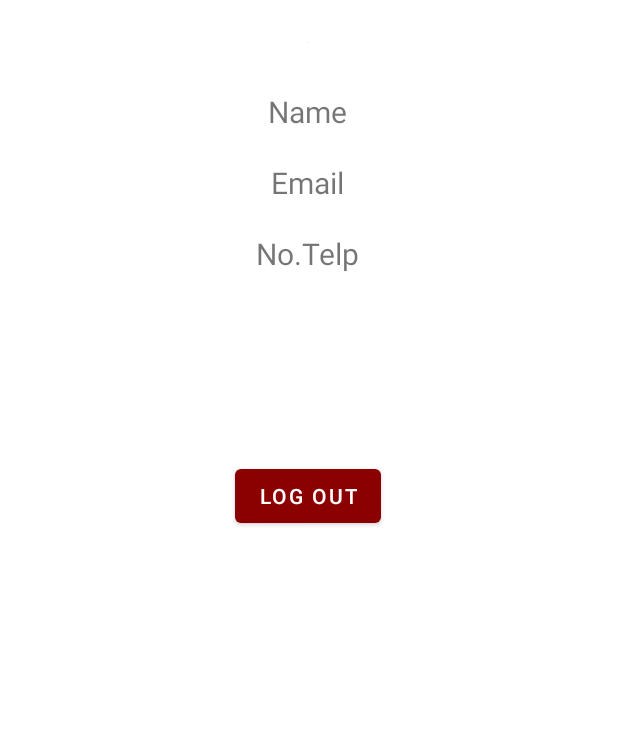
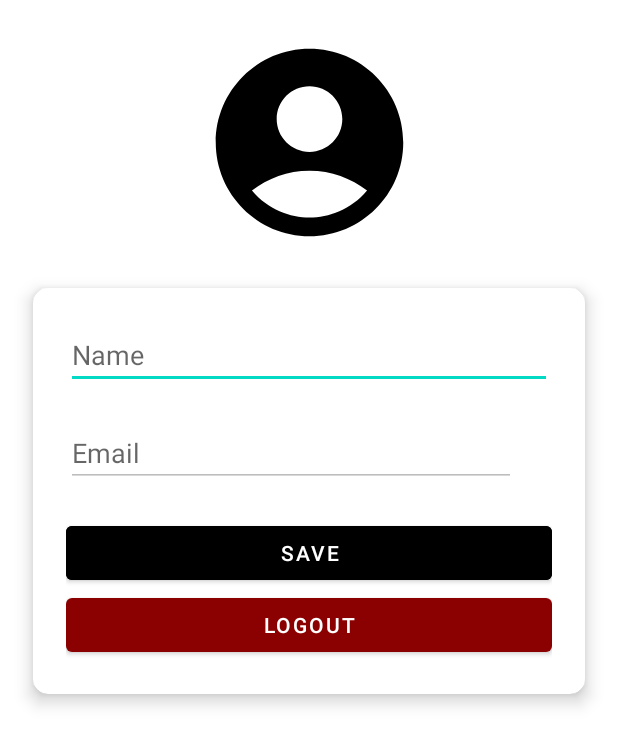
Before and after one commit to farizaiz/MYFOGO, an Android app: the layout fragment_profile.xml on its own in the app's theme, with its tools: preview values and no code run, on a phone screen of 412 x 824 dp. Shown: the top 745 px of the screen. Run offline under Robolectric (Android 15) with nearby library versions, the light colour scheme and no system bars.

Commit message:
Update ProfileFragment.kt & fragment_profile.xml

```diff
--- a/app/build.gradle
+++ b/app/build.gradle
@@ -52,6 +52,7 @@ dependencies {
     implementation platform('com.google.firebase:firebase-bom:30.1.0')
     implementation 'com.google.firebase:firebase-analytics-ktx'
     implementation 'com.google.firebase:firebase-auth-ktx:21.0.5'
+    implementation 'com.google.firebase:firebase-storage-ktx:20.0.1'
     testImplementation 'junit:junit:4.13.2'
     androidTestImplementation 'androidx.test.ext:junit:1.1.3'
     androidTestImplementation 'androidx.test.espresso:espresso-core:3.4.0'
@@ -95,6 +96,8 @@ dependencies {
     androidTestImplementation "androidx.arch.core:core-testing:2.1.0"
     androidTestImplementation "org.jetbrains.kotlinx:kotlinx-coroutines-test:1.5.2"
 
+    implementation 'com.squareup.picasso:picasso:2.71828'
+
     implementation 'de.hdodenhof:circleimageview:3.1.0'
 
 }
--- a/app/src/main/AndroidManifest.xml
+++ b/app/src/main/AndroidManifest.xml
@@ -19,7 +19,7 @@
 
         <meta-data
             android:name="com.google.android.geo.API_KEY"
-            android:value="AIzaSyCzKj0eiSJ5c5PXGpGLsz0k_XiBIZ9LS6U" />
+            android:value="API_KEY" />
 
         <activity
             android:name=".ui.map.MapsActivity"
--- a/app/src/main/res/layout/fragment_profile.xml
+++ b/app/src/main/res/layout/fragment_profile.xml
@@ -6,75 +6,89 @@
     android:layout_height="match_parent"
     tools:context=".ui.profile.ProfileFragment">
 
-    <TextView
-        android:id="@+id/text_profile"
-        android:layout_width="match_parent"
-        android:layout_height="wrap_content"
-        android:layout_marginStart="8dp"
-        android:layout_marginTop="8dp"
-        android:layout_marginEnd="8dp"
-        android:textAlignment="center"
-        android:textSize="20sp"
-        app:layout_constraintBottom_toBottomOf="parent"
+    <de.hdodenhof.circleimageview.CircleImageView
+        android:id="@+id/img_profile"
+        android:layout_width="150dp"
+        android:layout_height="150dp"
+        android:layout_marginTop="20dp"
+        android:src="@drawable/ic_baseline_account_circle_24"
         app:layout_constraintEnd_toEndOf="parent"
         app:layout_constraintStart_toStartOf="parent"
         app:layout_constraintTop_toTopOf="parent" />
 
-    <de.hdodenhof.circleimageview.CircleImageView
-        android:id="@+id/imageView2"
+    <androidx.cardview.widget.CardView
+        android:id="@+id/cdv_save"
+        android:layout_width="match_parent"
+        android:layout_height="wrap_content"
+        android:layout_margin="22dp"
+        app:cardCornerRadius="10dp"
+        app:cardElevation="7dp"
+        app:layout_constraintLeft_toLeftOf="parent"
+        app:layout_constraintRight_toRightOf="parent"
+        app:layout_constraintTop_toBottomOf="@id/img_profile">
+
+        <LinearLayout
+            android:layout_width="match_parent"
+            android:layout_height="wrap_content"
+            android:orientation="vertical"
+            android:padding="22dp">
+
+            <EditText
+                android:id="@+id/edt_name"
+                android:layout_width="match_parent"
+                android:layout_height="wrap_content"
+                android:hint="Name" />
+
+            <LinearLayout
+                android:layout_width="match_parent"
+                android:layout_height="wrap_content"
+                android:orientation="horizontal">
+
+                <EditText
+                    android:id="@+id/edt_email"
+                    android:layout_width="300dp"
+                    android:layout_height="wrap_content"
+                    android:layout_marginTop="20dp"
+                    android:enabled="false"
+                    android:hint="Email" />
+<!--                <ImageView
+                    android:id="@+id/img_belum_verifikasi"
                     android:layout_width="wrap_content"
                     android:layout_height="wrap_content"
-        android:layout_marginTop="28dp"
-        app:layout_constraintEnd_toEndOf="parent"
-        app:layout_constraintHorizontal_bias="0.498"
-        app:layout_constraintStart_toStartOf="parent"
-        app:layout_constraintTop_toTopOf="parent"
-        tools:src="@tools:sample/avatars" />
+                    android:layout_marginLeft="-24dp"
+                    android:layout_marginTop="26dp"
+                    android:src="@drawable/ic_verified_none" />
 
-    <TextView
-        android:id="@+id/name"
+                <ImageView
+                    android:id="@+id/img_sudah_verifikasi"
                     android:layout_width="wrap_content"
                     android:layout_height="wrap_content"
-        android:layout_marginTop="32dp"
-        android:text="Name"
-        android:textSize="20sp"
-        app:layout_constraintEnd_toEndOf="parent"
-        app:layout_constraintHorizontal_bias="0.498"
-        app:layout_constraintStart_toStartOf="parent"
-        app:layout_constraintTop_toBottomOf="@+id/imageView2" />
+                    android:layout_marginLeft="-24dp"
+                    android:layout_marginTop="26dp"
+                    android:src="@drawable/ic_baseline_verified_24" />-->
+            </LinearLayout>
 
-    <TextView
-        android:id="@+id/name2"
-        android:layout_width="wrap_content"
+            <Button
+                android:id="@+id/btn_save"
+                android:layout_width="match_parent"
                 android:layout_height="wrap_content"
+                android:layout_gravity="center"
                 android:layout_marginTop="20dp"
-        android:text="Email"
-        android:textSize="20sp"
-        app:layout_constraintEnd_toEndOf="parent"
-        app:layout_constraintHorizontal_bias="0.498"
-        app:layout_constraintStart_toStartOf="parent"
-        app:layout_constraintTop_toBottomOf="@+id/name" />
+                android:backgroundTint="@color/black"
+                android:text="save" />
 
-    <TextView
-        android:id="@+id/name3"
-        android:layout_width="wrap_content"
+            <LinearLayout
+                android:layout_width="match_parent"
                 android:layout_height="wrap_content"
-        android:layout_marginTop="20dp"
-        android:text="No.Telp"
-        android:textSize="20sp"
-        app:layout_constraintEnd_toEndOf="parent"
-        app:layout_constraintHorizontal_bias="0.498"
-        app:layout_constraintStart_toStartOf="parent"
-        app:layout_constraintTop_toBottomOf="@+id/name2" />
+                android:orientation="horizontal">
+            </LinearLayout>
 
             <Button
                 android:id="@+id/btn_logout"
-        android:layout_width="wrap_content"
+                android:layout_width="match_parent"
                 android:layout_height="wrap_content"
-        android:layout_marginTop="124dp"
-        android:text="Log Out"
-        app:layout_constraintEnd_toEndOf="parent"
-        app:layout_constraintHorizontal_bias="0.498"
-        app:layout_constraintStart_toStartOf="parent"
-        app:layout_constraintTop_toBottomOf="@+id/name3" />
+                android:text="LOGOUT" />
+
+        </LinearLayout>
+    </androidx.cardview.widget.CardView>
 </androidx.constraintlayout.widget.ConstraintLayout>
```
Also changed, not shown: app/src/main/java/com/capstoneproject/myfogo/ui/profile/ProfileFragment.kt (+115 -10 lines). Lines whose indentation alone changed are shown as unchanged.
